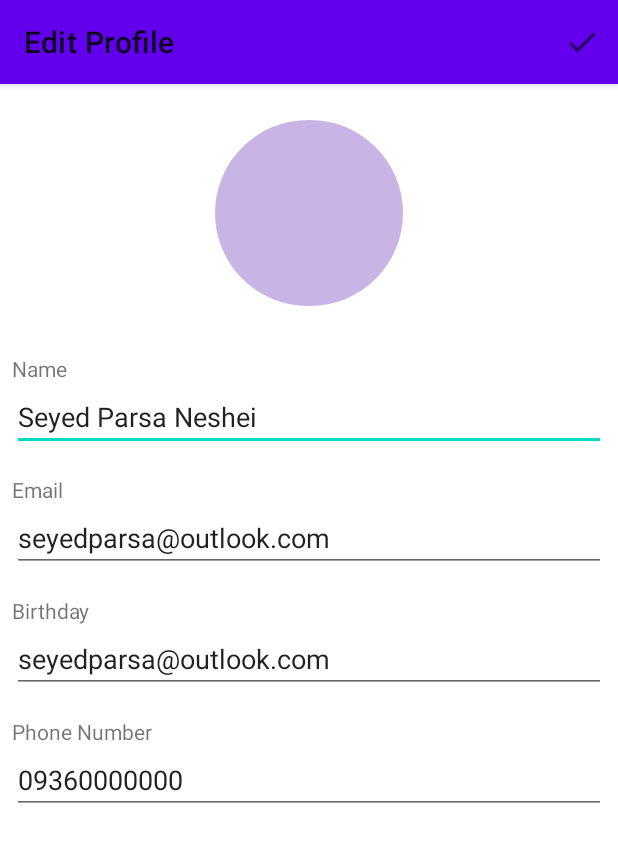
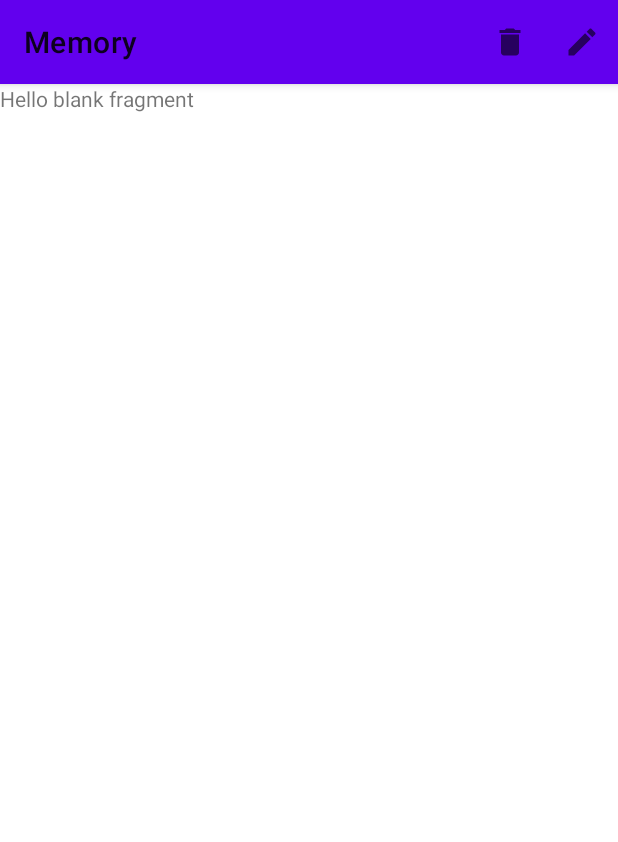
Before and after one commit to TahaJahani/YadNegar, an Android app: the fragment ProfileEditModeFragment placed in its activity, in the side drawer, after a tap on "Memories", on a phone screen of 412 x 824 dp. Shown: the top 842 px of the screen. Run offline under Robolectric (Android 15) with nearby library versions, the phone set to English and light mode, and no system bars.

Commit message:
MemoryFragment added

```diff
--- a/app/src/main/java/ir/taha7900/yadnegar/LoginFragment.java
+++ b/app/src/main/java/ir/taha7900/yadnegar/LoginFragment.java
@@ -1,9 +1,11 @@
 package ir.taha7900.yadnegar;
 
 import android.content.Context;
+import android.os.Build;
 import android.os.Bundle;
 
 import androidx.annotation.NonNull;
+import androidx.annotation.RequiresApi;
 import androidx.fragment.app.Fragment;
 import androidx.fragment.app.FragmentTransaction;
 
@@ -15,7 +17,11 @@ import com.google.android.material.button.MaterialButton;
 import com.google.android.material.textfield.TextInputEditText;
 
 import java.lang.ref.WeakReference;
+import java.time.Instant;
+import java.util.Date;
 import java.util.Objects;
+
+import ir.taha7900.yadnegar.Models.User;
 
 public class LoginFragment extends Fragment implements View.OnClickListener {
 
@@ -81,8 +87,11 @@ public class LoginFragment extends Fragment implements View.OnClickListener {
                 .commit();
     }
 
+    @RequiresApi(api = Build.VERSION_CODES.O)
     public void loginClicked(View view) {
-        //TODO: completed
+        //TODO: completed, and remove line before function
+        User.setCurrentUser(new User(1, "Taha Jahani",
+                "Taha7900", Date.from(Instant.now()), "09367642209"));
         context.getSupportFragmentManager().beginTransaction()
                 .replace(R.id.mainFrame, HomeFragment.newInstance(), "homeFragment")
                 .setTransition(FragmentTransaction.TRANSIT_FRAGMENT_OPEN)
--- a/app/src/main/java/ir/taha7900/yadnegar/MainActivity.java
+++ b/app/src/main/java/ir/taha7900/yadnegar/MainActivity.java
@@ -15,6 +15,7 @@ import android.widget.Toast;
 import com.google.android.material.appbar.MaterialToolbar;
 import com.google.android.material.navigation.NavigationView;
 
+import ir.taha7900.yadnegar.Models.Memory;
 import ir.taha7900.yadnegar.Models.User;
 
 public class MainActivity extends AppCompatActivity implements View.OnClickListener, NavigationView.OnNavigationItemSelectedListener {
@@ -110,7 +111,11 @@ public class MainActivity extends AppCompatActivity implements View.OnClickListe
     }
 
     private void memoriesClicked() {
-
+        //TODO: change
+        getSupportFragmentManager().beginTransaction()
+                .replace(R.id.mainFrame, MemoryFragment.newInstance(new Memory(1)))
+                .addToBackStack(null)
+                .commit();
     }
 
     private void settingClicked() {
--- /dev/null
+++ b/app/src/main/java/ir/taha7900/yadnegar/MemoryFragment.java
@@ -0,0 +1,111 @@
+package ir.taha7900.yadnegar;
+
+import android.content.Context;
+import android.content.DialogInterface;
+import android.os.Bundle;
+
+import androidx.annotation.NonNull;
+import androidx.annotation.Nullable;
+import androidx.appcompat.widget.Toolbar;
+import androidx.fragment.app.Fragment;
+
+import android.view.LayoutInflater;
+import android.view.MenuItem;
+import android.view.View;
+import android.view.ViewGroup;
+
+import com.google.android.material.dialog.MaterialAlertDialogBuilder;
+
+import ir.taha7900.yadnegar.Models.Memory;
+import ir.taha7900.yadnegar.Models.User;
+
+/**
+ * A simple {@link Fragment} subclass.
+ * Use the {@link MemoryFragment#newInstance} factory method to
+ * create an instance of this fragment.
+ */
+public class MemoryFragment extends Fragment implements Toolbar.OnMenuItemClickListener, DialogInterface.OnClickListener {
+
+    private static final String ARG_MEMORY = "memory";
+
+    private Memory memory;
+    private MainActivity context;
+
+    public MemoryFragment() {
+        // Required empty public constructor
+    }
+
+    public static MemoryFragment newInstance(Memory memory) {
+        MemoryFragment fragment = new MemoryFragment();
+        Bundle args = new Bundle();
+        args.putSerializable(ARG_MEMORY, memory);
+        fragment.setArguments(args);
+        return fragment;
+    }
+
+    @Override
+    public void onCreate(Bundle savedInstanceState) {
+        super.onCreate(savedInstanceState);
+        if (getArguments() != null) {
+            memory = (Memory) getArguments().getSerializable(ARG_MEMORY);
+        }
+    }
+
+    @Override
+    public View onCreateView(LayoutInflater inflater, ViewGroup container,
+                             Bundle savedInstanceState) {
+        return inflater.inflate(R.layout.fragment_memory, container, false);
+    }
+
+    @Override
+    public void onViewCreated(@NonNull View view, @Nullable Bundle savedInstanceState) {
+        super.onViewCreated(view, savedInstanceState);
+    }
+
+    @Override
+    public void onAttach(@NonNull Context context) {
+        super.onAttach(context);
+        this.context = (MainActivity) context;
+    }
+
+    @Override
+    public void onResume() {
+        super.onResume();
+        context.clearTopAppBar();
+        context.topAppBar.setTitle(getString(R.string.memory));
+        if (memory.getUserId() == User.getCurrentUser().getId()) {
+            context.topAppBar.inflateMenu(R.menu.memory_top_menu);
+            context.topAppBar.setOnMenuItemClickListener(this);
+        }
+    }
+
+    @Override
+    public boolean onMenuItemClick(MenuItem item) {
+        int id = item.getItemId();
+        if (id == R.id.edit) {
+            return true;
+        }else if (id == R.id.delete) {
+            showDeleteAlert();
+            return true;
+        }
+        return false;
+    }
+
+    private void showDeleteAlert() {
+        MaterialAlertDialogBuilder builder = new MaterialAlertDialogBuilder(context);
+        builder.setTitle(getString(R.string.alert))
+                .setMessage(getString(R.string.delete_message))
+                .setPositiveButton(R.string.yes, this)
+                .setNegativeButton(R.string.no, this)
+                .show();
+    }
+
+    @Override
+    public void onClick(DialogInterface dialogInterface, int i) {
+        if (i == DialogInterface.BUTTON_POSITIVE) {
+            //TODO: delete memory
+            context.getSupportFragmentManager().popBackStack();
+        }
+        dialogInterface.dismiss();
+    }
+}
--- a/app/src/main/java/ir/taha7900/yadnegar/Models/Memory.java
+++ b/app/src/main/java/ir/taha7900/yadnegar/Models/Memory.java
@@ -1,9 +1,18 @@
 package ir.taha7900.yadnegar.Models;
 
-public class Memory {
+import java.io.Serializable;
+
+public class Memory implements Serializable {
     private long id;
     private long userId;
     private String title;
     private String content;
 
+    public Memory(long userId) {
+        this.userId = userId;
+    }
+
+    public long getUserId() {
+        return userId;
+    }
 }
--- a/app/src/main/java/ir/taha7900/yadnegar/Models/User.java
+++ b/app/src/main/java/ir/taha7900/yadnegar/Models/User.java
@@ -12,6 +12,13 @@ public class User {
     private Date birthDate;
     private String phoneNumber;
 
+    public User(long id, String name, String username, Date birthDate, String phoneNumber) {
+        this.id = id;
+        this.name = name;
+        this.username = username;
+        this.birthDate = birthDate;
+        this.phoneNumber = phoneNumber;
+    }
 
     public static User getCurrentUser() {
         return currentUser;
@@ -24,4 +31,8 @@ public class User {
     public static void setCurrentUser(User currentUser) {
         User.currentUser = currentUser;
     }
+
+    public long getId() {
+        return id;
+    }
 }
--- /dev/null
+++ b/app/src/main/res/drawable/ic_baseline_delete_24.xml
@@ -0,0 +1,10 @@
+<vector xmlns:android="http://schemas.android.com/apk/res/android"
+    android:width="24dp"
+    android:height="24dp"
+    android:viewportWidth="24"
+    android:viewportHeight="24"
+    android:tint="?attr/colorControlNormal">
+  <path
+      android:fillColor="@android:color/white"
+      android:pathData="M6,19c0,1.1 0.9,2 2,2h8c1.1,0 2,-0.9 2,-2V7H6v12zM19,4h-3.5l-1,-1h-5l-1,1H5v2h14V4z"/>
+</vector>
--- /dev/null
+++ b/app/src/main/res/layout/fragment_memory.xml
@@ -0,0 +1,14 @@
+<?xml version="1.0" encoding="utf-8"?>
+<FrameLayout xmlns:android="http://schemas.android.com/apk/res/android"
+    xmlns:tools="http://schemas.android.com/tools"
+    android:layout_width="match_parent"
+    android:layout_height="match_parent"
+    tools:context=".MemoryFragment">
+
+    <!-- TODO: Update blank fragment layout -->
+    <TextView
+        android:layout_width="match_parent"
+        android:layout_height="match_parent"
+        android:text="@string/hello_blank_fragment" />
+
+</FrameLayout>
--- /dev/null
+++ b/app/src/main/res/menu/memory_top_menu.xml
@@ -0,0 +1,14 @@
+<?xml version="1.0" encoding="utf-8"?>
+<menu xmlns:android="http://schemas.android.com/apk/res/android"
+    xmlns:app="http://schemas.android.com/apk/res-auto">
+    <item
+        android:id="@+id/delete"
+        android:icon="@drawable/ic_baseline_delete_24"
+        android:title="@string/delete"
+        app:showAsAction="ifRoom" />
+    <item
+        android:id="@+id/edit"
+        android:icon="@drawable/ic_baseline_edit_24"
+        android:title="@string/edit"
+        app:showAsAction="always" />
+</menu>
--- a/app/src/main/res/values/strings.xml
+++ b/app/src/main/res/values/strings.xml
@@ -27,4 +27,11 @@
     <string name="birthday">Birthday</string>
     <string name="submit">Submit</string>
     <string name="edit_profile">Edit Profile</string>
+    <string name="delete">Delete</string>
+    <string name="memory">Memory</string>
+    <string name="alert">Alert</string>
+    <string name="delete_message">Are you sure you want to delete this memory?
+        \nThis action cannot be undone</string>
+    <string name="yes">Yes</string>
+    <string name="no">No</string>
 </resources>
```
